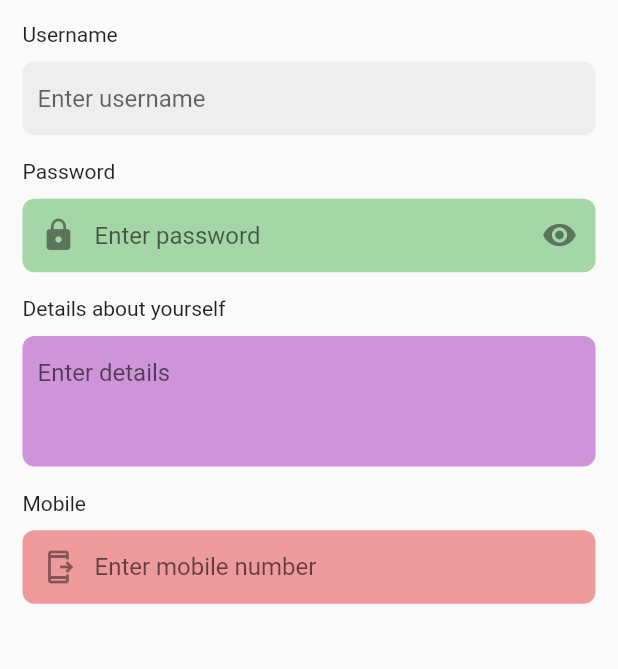
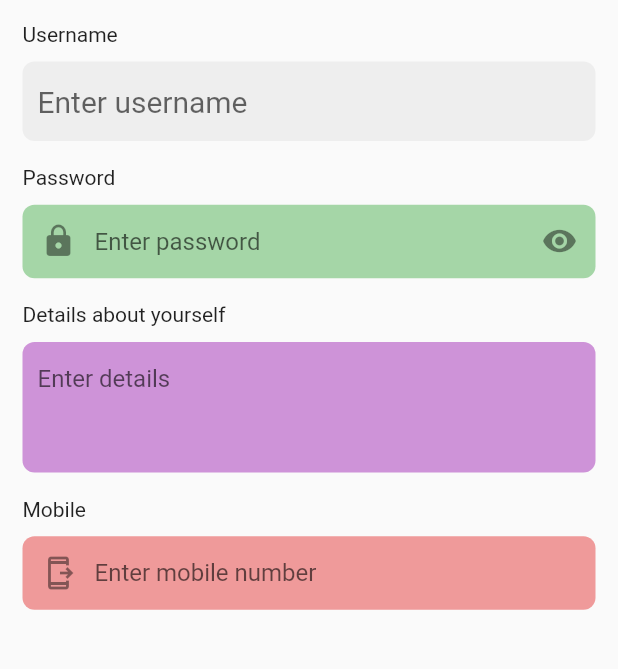
Before and after one commit to SatishKumarRaizada/fancy_textfield, a Flutter app: the screen it shows after launch, on a phone screen of 412 x 824 dp, the part 84-753 px from its top. Run offline on Flutter 3.47's test engine with Material 2 defaults, Android fonts, the phone set to English and light mode, and no system bars.

Commit message:
font size for label and hint text

```diff
--- a/example/lib/main.dart
+++ b/example/lib/main.dart
@@ -45,6 +45,8 @@ class _MyHomePageState extends State<MyHomePage> {
               labelText: 'Username',
               filledColor: Colors.grey.shade200,
               onChange: (String str) {},
+              hintFontSize: 20,
+              labelFontSize: 10,
               onDone: () {},
             ),
             SizedBox(height: _height * 0.02),
--- a/lib/src/flutter_form_field.dart
+++ b/lib/src/flutter_form_field.dart
@@ -14,6 +14,8 @@ class FlutterInputField extends StatelessWidget {
   final Color? filledColor;
   final bool isSecure;
   final int lineHeight;
+  final double labelFontSize;
+  final double hintFontSize;
 
   const FlutterInputField({
     Key? key,
@@ -30,6 +32,8 @@ class FlutterInputField extends StatelessWidget {
     this.filledColor = Colors.lightBlue,
     this.isSecure = false,
     this.lineHeight = 1,
+    this.labelFontSize = 16,
+    this.hintFontSize = 16,
   }) : super(key: key);
 
   @override
@@ -57,6 +61,12 @@ class FlutterInputField extends StatelessWidget {
             hintText: hintText,
             prefixIcon: prefixWidget,
             suffixIcon: suffixWidget,
+            labelStyle: TextStyle(
+              fontSize: labelFontSize,
+            ),
+            hintStyle: TextStyle(
+              fontSize: hintFontSize,
+            ),
             border: OutlineInputBorder(
               borderRadius: BorderRadius.circular(8.0),
               borderSide: const BorderSide(
--- a/pubspec.yaml
+++ b/pubspec.yaml
@@ -1,6 +1,6 @@
 name: flutter_input_field
 description: A new Flutter package project.
-version: 0.0.3
+version: 0.0.4
 homepage: https://github.com/SatishKumarRaizada/fancy_textfield
 
 environment:
```
Also changed, not shown: 1 other file.
